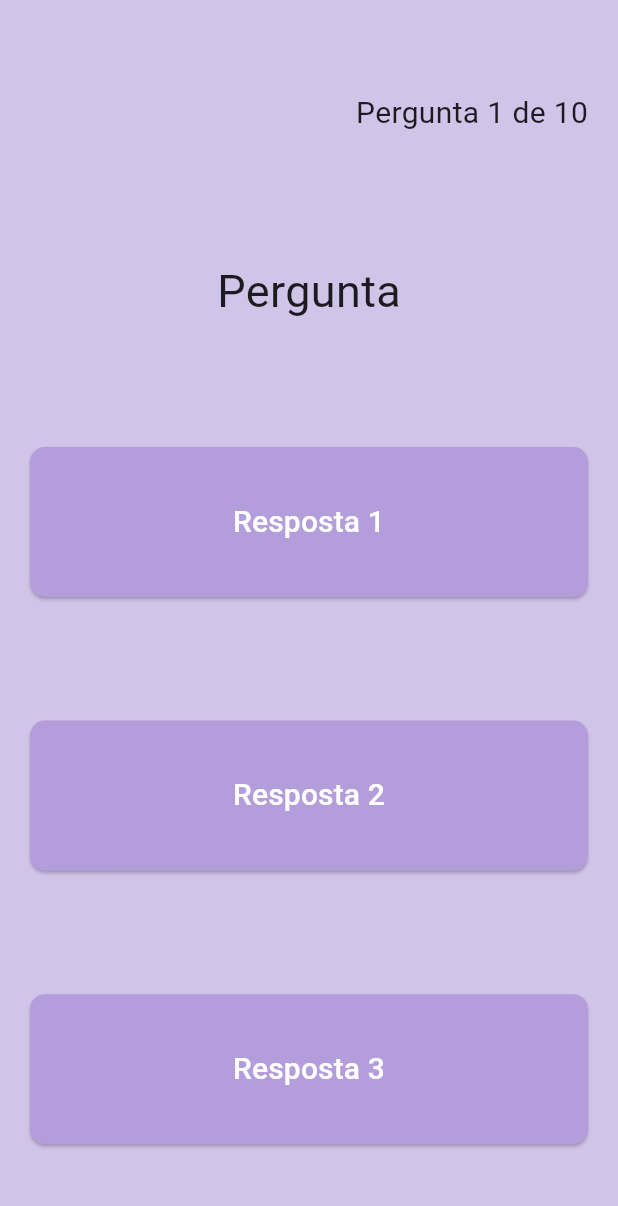
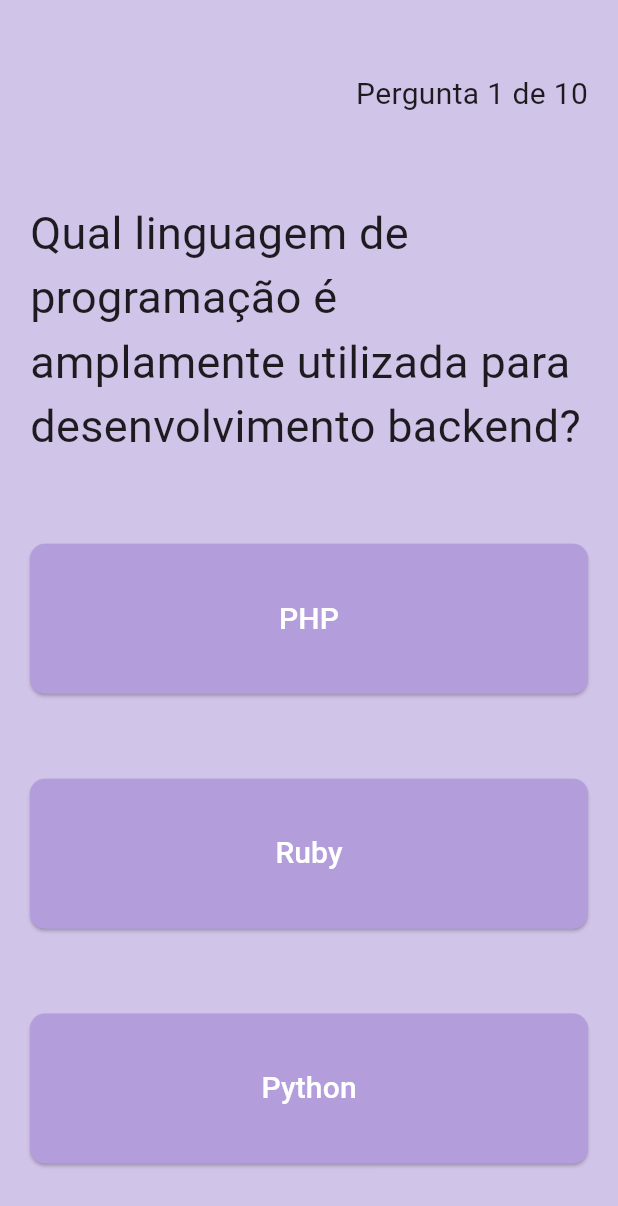
Before and after one commit to lucasSantiagoCody/Quiz-App, a Flutter app: the screen it shows after launch, after a tap on "Play", on a phone screen of 412 x 824 dp. Shown: the top 1206 px of the screen. Run offline on Flutter 3.47's test engine with Material 3 defaults, Android fonts, the phone set to English and light mode, and no system bars.

Commit message:
Update Quiz widget to display the questions and alternatives

```diff
--- a/lib/quiz.dart
+++ b/lib/quiz.dart
@@ -1,4 +1,5 @@
 import 'package:flutter/material.dart';
+import 'questions.dart';
 
 class Quiz extends StatefulWidget {
   static const routeName = '/quiz';
@@ -11,6 +12,14 @@ class Quiz extends StatefulWidget {
 class _QuizState extends State<Quiz> {
   @override
   Widget build(BuildContext context) {
+    List quiz = [];
+
+    for (int i = 0; i < 10; i++) {
+      quiz.add(allQuestions[i]);
+    }
+
+    int quiz_index = 0;
+
     return MaterialApp(
       home: Scaffold(
           backgroundColor: Colors.deepPurple[100],
@@ -27,11 +36,11 @@ class _QuizState extends State<Quiz> {
                           fontSize: 20,
                         )),
                   ),
-                  const SizedBox(
+                  SizedBox(
                       width: double.infinity,
                       child: Center(
-                        child: Text('Pergunta',
-                            style: TextStyle(
+                        child: Text("${quiz[quiz_index]['pergunta']}",
+                            style: const TextStyle(
                               fontSize: 30,
                             )),
                       )),
@@ -45,15 +54,14 @@ class _QuizState extends State<Quiz> {
                           shape: MaterialStateProperty.all(
                               RoundedRectangleBorder(
                                   borderRadius: BorderRadius.circular(10))),
-                            backgroundColor: MaterialStateProperty.all(
-                                Colors.deepPurple[200]),
-                            overlayColor: MaterialStateProperty.all(Colors.deepPurple[300]),
-
+                          backgroundColor:
+                              MaterialStateProperty.all(Colors.deepPurple[200]),
+                          overlayColor:
+                              MaterialStateProperty.all(Colors.deepPurple[300]),
                         ),
-
-                        child: const Text(
-                          "Resposta 1",
-                          style: TextStyle(
+                        child:  Text(
+                          "${quiz[quiz_index]['alternativas'][0]}",
+                          style: const TextStyle(
                             fontSize: 20,
                             color: Colors.white,
                           ),
@@ -66,16 +74,15 @@ class _QuizState extends State<Quiz> {
                       style: ButtonStyle(
                         minimumSize:
                             MaterialStateProperty.all(const Size(300, 100)),
-                          shape: MaterialStateProperty.all(
-                              RoundedRectangleBorder(
+                        shape: MaterialStateProperty.all(RoundedRectangleBorder(
                             borderRadius: BorderRadius.circular(10))),
-                          backgroundColor: MaterialStateProperty.all(
-                              Colors.deepPurple[200]),
-                          overlayColor: MaterialStateProperty.all(Colors.deepPurple[300]),
+                        backgroundColor:
+                            MaterialStateProperty.all(Colors.deepPurple[200]),
+                        overlayColor:
+                            MaterialStateProperty.all(Colors.deepPurple[300]),
                       ),
-
-                      child: const Text("Resposta 2",
-                          style: TextStyle(
+                      child: Text("${quiz[quiz_index]['alternativas'][1]}",
+                          style: const TextStyle(
                             fontSize: 20,
                             color: Colors.white,
                           )),
@@ -88,17 +95,15 @@ class _QuizState extends State<Quiz> {
                       style: ButtonStyle(
                         minimumSize:
                             MaterialStateProperty.all(const Size(300, 100)),
-                          shape: MaterialStateProperty.all(
-                              RoundedRectangleBorder(
+                        shape: MaterialStateProperty.all(RoundedRectangleBorder(
                             borderRadius: BorderRadius.circular(10))),
-                          backgroundColor: MaterialStateProperty.all(
-                              Colors.deepPurple[200]),
-                          overlayColor: MaterialStateProperty.all(Colors.deepPurple[300]),
-
+                        backgroundColor:
+                            MaterialStateProperty.all(Colors.deepPurple[200]),
+                        overlayColor:
+                            MaterialStateProperty.all(Colors.deepPurple[300]),
                       ),
-
-                      child: const Text("Resposta 3",
-                          style: TextStyle(
+                      child: Text("${quiz[quiz_index]['alternativas'][2]}",
+                          style: const TextStyle(
                             fontSize: 20,
                             color: Colors.white,
                           )),
```
Lines whose indentation alone changed are shown as unchanged.
